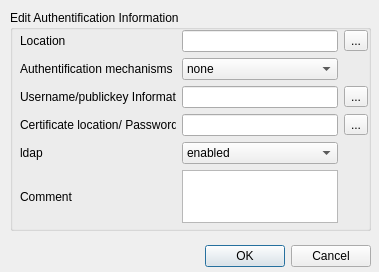
This is resources/qt4/ui/user/authentification_edit_wizard.ui in DLR-SC/DataFinder as Qt 5 draws it before an edit. The edited form follows.
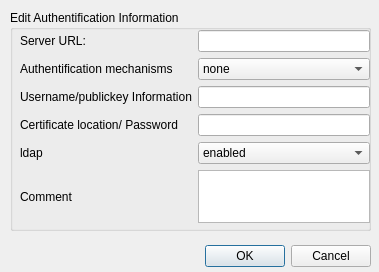
This is the edited form.

Commit message: auth wizard: renaming of components, adjusting sourcecode

The edit to the form file:
```diff
--- a/resources/qt4/ui/user/authentification_edit_wizard.ui
+++ b/resources/qt4/ui/user/authentification_edit_wizard.ui
@@ -46,7 +46,7 @@
      <rect>
       <x>10</x>
       <y>20</y>
-      <width>348</width>
+      <width>379</width>
       <height>193</height>
      </rect>
     </property>
@@ -92,7 +92,7 @@
      <item row="0" column="0">
       <widget class="QLabel" name="label">
        <property name="text">
-        <string>Location</string>
+        <string>Server URL:</string>
        </property>
       </widget>
      </item>
@@ -110,26 +110,9 @@
       <widget class="QLineEdit" name="lineEdit_2"/>
      </item>
      <item row="0" column="2">
-      <widget class="QLineEdit" name="lineEdit_3"/>
-     </item>
-     <item row="2" column="3">
-      <widget class="QToolButton" name="toolButton">
-       <property name="text">
-        <string>...</string>
-       </property>
-      </widget>
-     </item>
-     <item row="3" column="3">
-      <widget class="QToolButton" name="toolButton_2">
-       <property name="text">
-        <string>...</string>
-       </property>
-      </widget>
-     </item>
-     <item row="0" column="3">
-      <widget class="QToolButton" name="toolButton_3">
-       <property name="text">
-        <string>...</string>
+      <widget class="QLineEdit" name="serverLineEdit">
+       <property name="readOnly">
+        <bool>true</bool>
        </property>
       </widget>
      </item>
@@ -162,7 +145,28 @@
       </widget>
      </item>
      <item row="5" column="2">
-      <widget class="QPlainTextEdit" name="plainTextEdit"/>
+      <widget class="QPlainTextEdit" name="commentPlainText"/>
+     </item>
+     <item row="0" column="3">
+      <widget class="QToolButton" name="serverToolButton">
+       <property name="text">
+        <string>...</string>
+       </property>
+      </widget>
+     </item>
+     <item row="3" column="3">
+      <widget class="QToolButton" name="certificateToolButton">
+       <property name="text">
+        <string>...</string>
+       </property>
+      </widget>
+     </item>
+     <item row="2" column="3">
+      <widget class="QToolButton" name="usrnameToolButton">
+       <property name="text">
+        <string>...</string>
+       </property>
+      </widget>
      </item>
     </layout>
    </widget>
```
Left out of the diff: 30 changed lines with no effect on the pictures. The commit also changes 4 other files.
